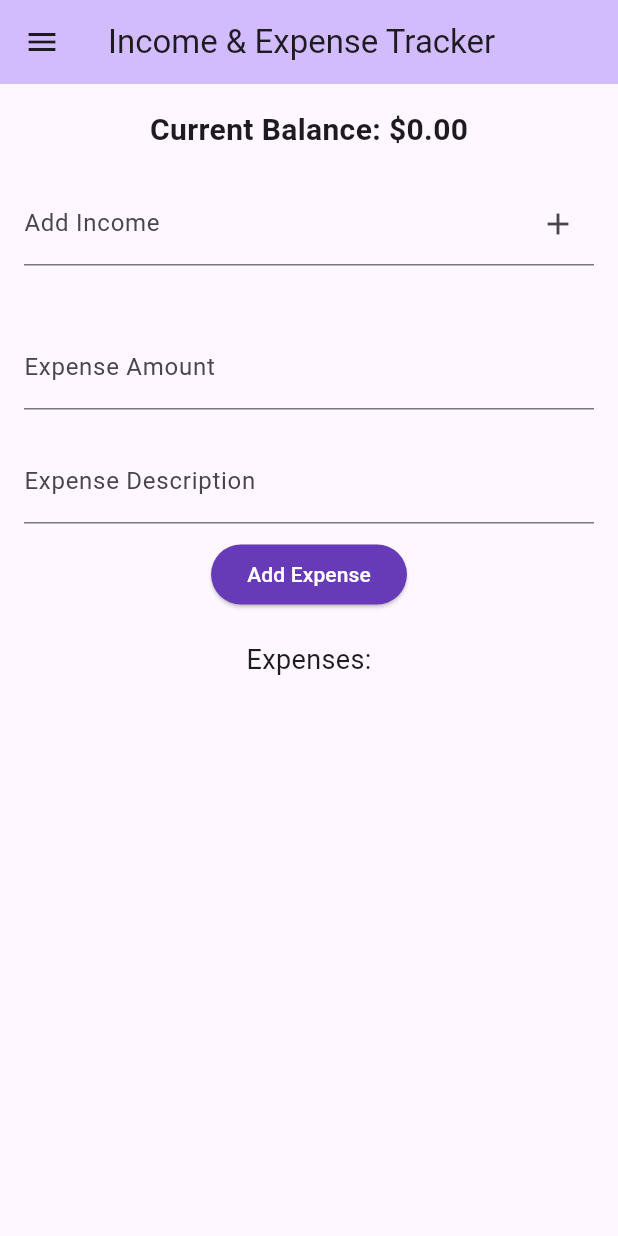
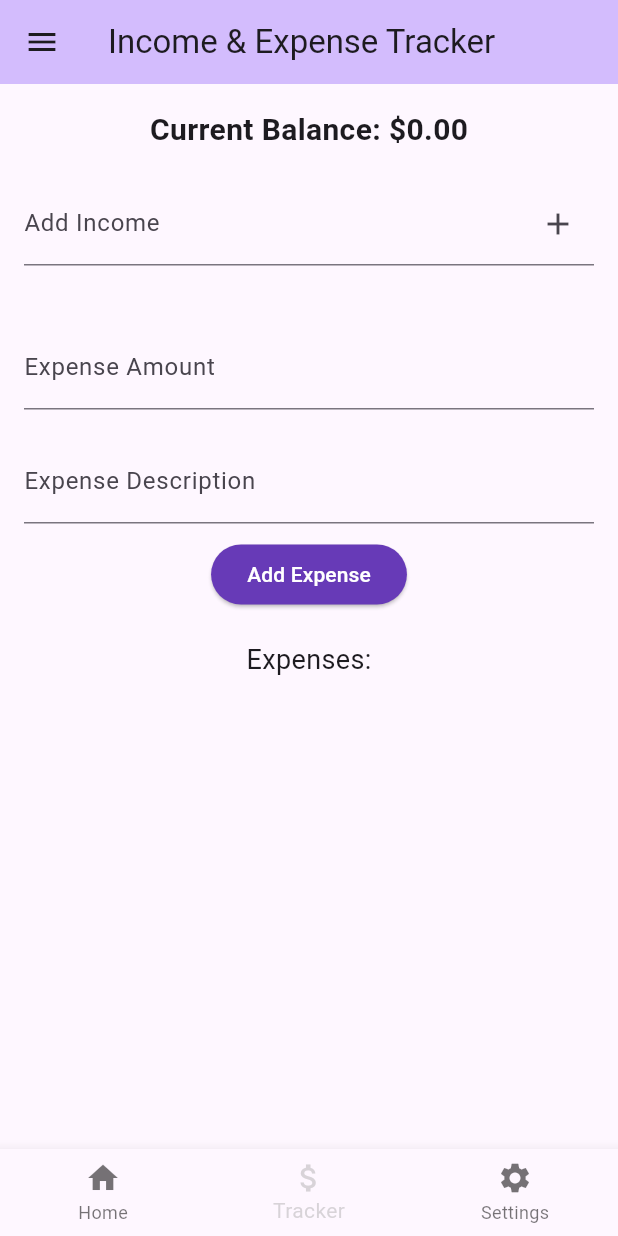
Before and after one commit to mahmudabir/flutter_practice, a Flutter app: the IncomeExpensePage screen opened by its route, on a phone screen of 412 x 824 dp. Run offline on Flutter 3.47's test engine with Material 3 defaults, Android fonts, the phone set to English and light mode, and no system bars.

Commit message:
CommonBottomNav

```diff
--- a/lib/pages/income_expense_page.dart
+++ b/lib/pages/income_expense_page.dart
@@ -1,5 +1,6 @@
 import 'package:flutter/material.dart';
 import 'package:flutter_practice/widgets/app_drawer.dart';
+import 'package:flutter_practice/widgets/common_bottom_nav.dart';
 
 class IncomeExpensePage extends StatefulWidget {
   const IncomeExpensePage({super.key, required this.title});
@@ -140,6 +141,10 @@ class _IncomeExpensePageState extends State<IncomeExpensePage> {
           );
         },
       ),
+      bottomNavigationBar: CommonBottomNav(
+        currentIndex: 1,
+
+      ),
     );
   }
 }
--- /dev/null
+++ b/lib/widgets/common_bottom_nav.dart
@@ -0,0 +1,50 @@
+import 'package:flutter/material.dart';
+
+class CommonBottomNav extends StatelessWidget {
+  final int currentIndex;
+
+  const CommonBottomNav({
+    super.key,
+    required this.currentIndex,
+  });
+
+  static final _items = <BottomNavigationBarItem>[
+    BottomNavigationBarItem(
+      icon: Icon(Icons.home),
+      label: 'Home',
+    ),
+    BottomNavigationBarItem(
+      icon: Icon(Icons.attach_money),
+      label: 'Tracker',
+    ),
+    BottomNavigationBarItem(
+      icon: Icon(Icons.settings),
+      label: 'Settings',
+    ),
+  ];
+
+  void _handleTap(BuildContext context, int index) {
+    if (index == currentIndex) return;
+    switch (index) {
+      case 0:
+        Navigator.pushReplacementNamed(context, '/counter');
+        break;
+      case 1:
+        Navigator.pushReplacementNamed(context, '/tracker');
+        break;
+      case 2:
+        Navigator.pushReplacementNamed(context, '/settings');
+        break;
+    }
+  }
+
+  @override
+  Widget build(BuildContext context) {
+    return BottomNavigationBar(
+      currentIndex: currentIndex,
+      onTap: (index) => _handleTap(context, index),
+      items: _items,
+      selectedItemColor: Colors.grey.withValues(alpha: 0.4),
+    );
+  }
+}
```
Also changed, not shown: lib/pages/counter_page.dart (+7 -6 lines).
